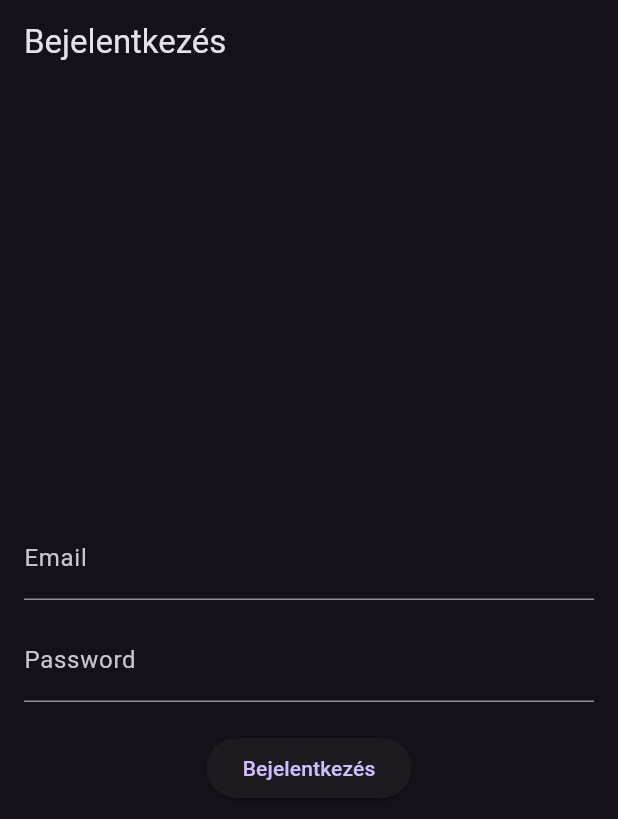
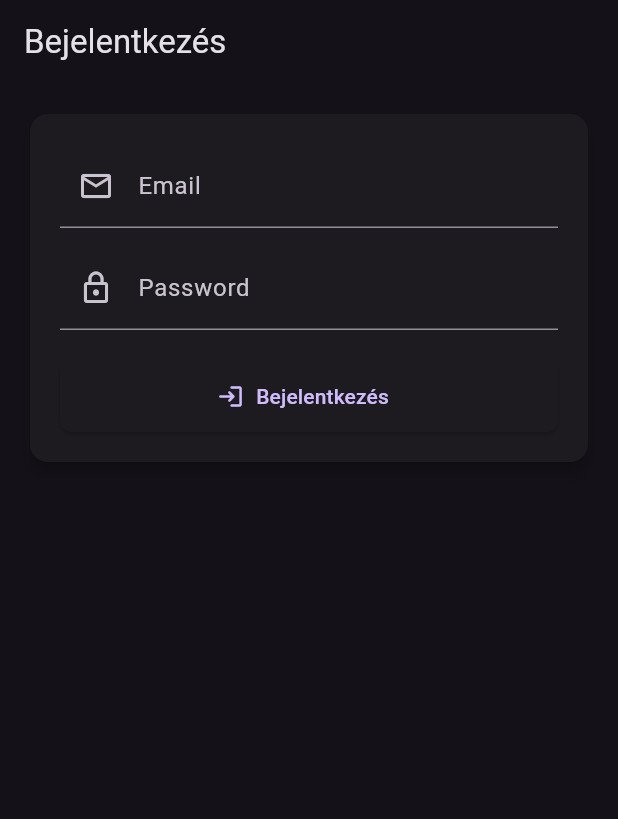
Before and after one commit to Charter-Informatika/Szenzor24MobilApp, a Flutter app: the screen it shows after launch, on a phone screen of 412 x 824 dp. Shown: the top 819 px of the screen. Run offline on Flutter 3.47's test engine with Material 3 defaults, Android fonts, the phone set to English and light mode, and no system bars.

Commit message:
refactor views, mobileapi route used

```diff
--- a/hutomero_app/lib/config.dart
+++ b/hutomero_app/lib/config.dart
@@ -1,2 +1,2 @@
 // Application configuration (secrets / env can be moved here later)
-const String baseUrl = 'http://192.168.88.40:3000';
+const String baseUrl = 'http://localhost:3000';
--- a/hutomero_app/lib/main.dart
+++ b/hutomero_app/lib/main.dart
@@ -14,7 +14,7 @@ class MyApp extends StatelessWidget {
   @override
   Widget build(BuildContext context) {
     return MaterialApp(
-      title: 'Okoshűtő riasztások',
+      title: 'Szenzor24 Mobil',
       theme: ThemeData.dark(),
       home: const LoginPage(),
     );
--- a/hutomero_app/lib/pages/home_page.dart
+++ b/hutomero_app/lib/pages/home_page.dart
@@ -16,7 +16,10 @@ class HomePage extends StatelessWidget {
       child: Scaffold(
         appBar: AppBar(
           title: const Text('Okoshűtő'),
+          elevation: 2,
           bottom: const TabBar(
+            indicatorSize: TabBarIndicatorSize.tab,
+            indicatorWeight: 3,
             tabs: [
               Tab(text: 'Szenzorok'),
               Tab(text: 'Riasztások'),
--- a/hutomero_app/lib/pages/login_page.dart
+++ b/hutomero_app/lib/pages/login_page.dart
@@ -60,38 +60,58 @@ class _LoginPageState extends State<LoginPage> {
   Widget build(BuildContext context) {
     return Scaffold(
       appBar: AppBar(title: const Text('Bejelentkezés')),
-      body: Padding(
+      body: SingleChildScrollView(
         padding: const EdgeInsets.all(16.0),
+        child: Center(
+          child: ConstrainedBox(
+            constraints: const BoxConstraints(maxWidth: 500),
+            child: Card(
+              elevation: 4,
+              shape: RoundedRectangleBorder(borderRadius: BorderRadius.circular(12)),
+              child: Padding(
+                padding: const EdgeInsets.all(20.0),
                 child: Column(
-          mainAxisAlignment: MainAxisAlignment.center,
+                  mainAxisSize: MainAxisSize.min,
                   children: [
-            TextField(
+                    TextFormField(
                       controller: _emailCtrl,
-              decoration: const InputDecoration(labelText: 'Email'),
+                      decoration: const InputDecoration(labelText: 'Email', prefixIcon: Icon(Icons.email_outlined)),
                       keyboardType: TextInputType.emailAddress,
                     ),
                     const SizedBox(height: 12),
-            TextField(
+                    TextFormField(
                       controller: _passCtrl,
-              decoration: const InputDecoration(labelText: 'Password'),
+                      decoration: const InputDecoration(labelText: 'Password', prefixIcon: Icon(Icons.lock_outline)),
                       obscureText: true,
                     ),
                     const SizedBox(height: 20),
                     if (_error != null) ...[
-              Text(_error!, style: const TextStyle(color: Colors.red)),
-              const SizedBox(height: 8),
+                      Row(
+                        children: [
+                          const Icon(Icons.error_outline, color: Colors.redAccent),
+                          const SizedBox(width: 8),
+                          Expanded(child: Text(_error!, style: const TextStyle(color: Colors.red))),
                         ],
-            ElevatedButton(
+                      ),
+                      const SizedBox(height: 12),
+                    ],
+                    SizedBox(
+                      width: double.infinity,
+                      child: ElevatedButton.icon(
                         onPressed: _loading ? null : _doLogin,
-              child: _loading
-                  ? const SizedBox(
-                      width: 20,
-                      height: 20,
-                      child: CircularProgressIndicator(strokeWidth: 2),
-                    )
-                  : const Text('Bejelentkezés'),
+                        icon: _loading ? const SizedBox(width: 16, height: 16, child: CircularProgressIndicator(strokeWidth: 2, color: Colors.white)) : const Icon(Icons.login_rounded),
+                        label: Padding(
+                          padding: const EdgeInsets.symmetric(vertical: 14.0),
+                          child: Text(_loading ? 'Bejelentkezés...' : 'Bejelentkezés'),
+                        ),
+                        style: ElevatedButton.styleFrom(shape: RoundedRectangleBorder(borderRadius: BorderRadius.circular(8))),
+                      ),
                     ),
                   ],
+                ),
+              ),
+            ),
+          ),
         ),
       ),
     );
```
Also changed, not shown: hutomero_app/lib/pages/alerts_page.dart (+50 -79 lines), hutomero_app/lib/pages/sensors_page.dart (+57 -48 lines), hutomero_app/lib/services/api_client.dart (+5 -68 lines), hutomero_app/lib/alerts_tab.dart (deleted). Lines whose indentation alone changed are shown as unchanged.
